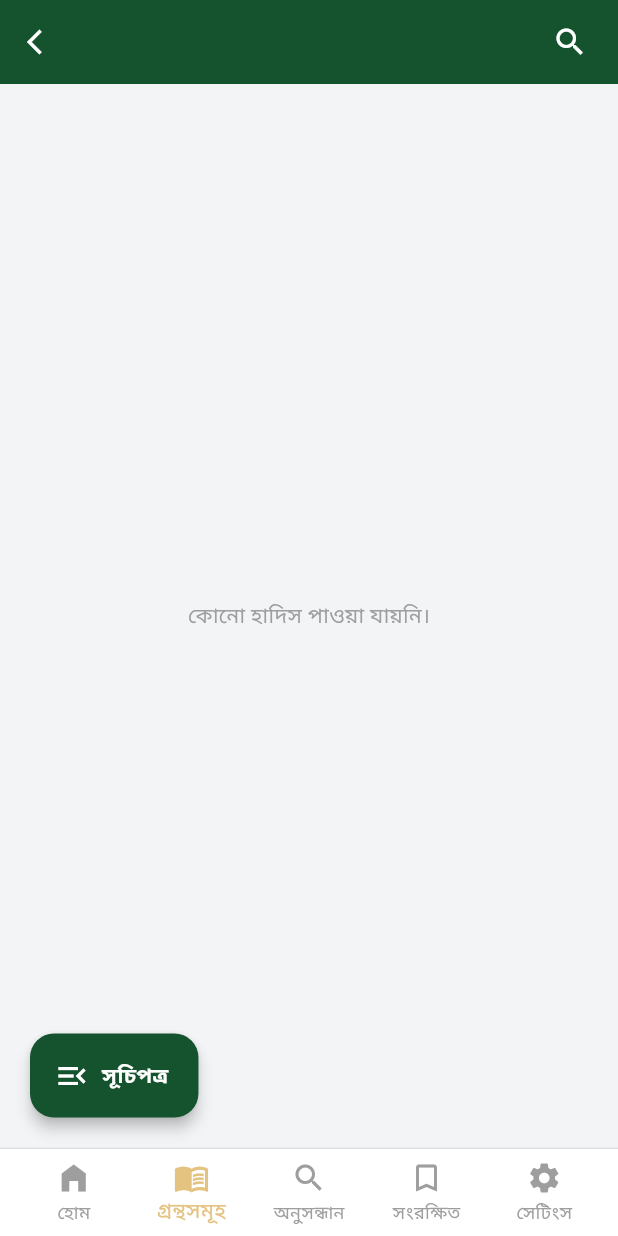
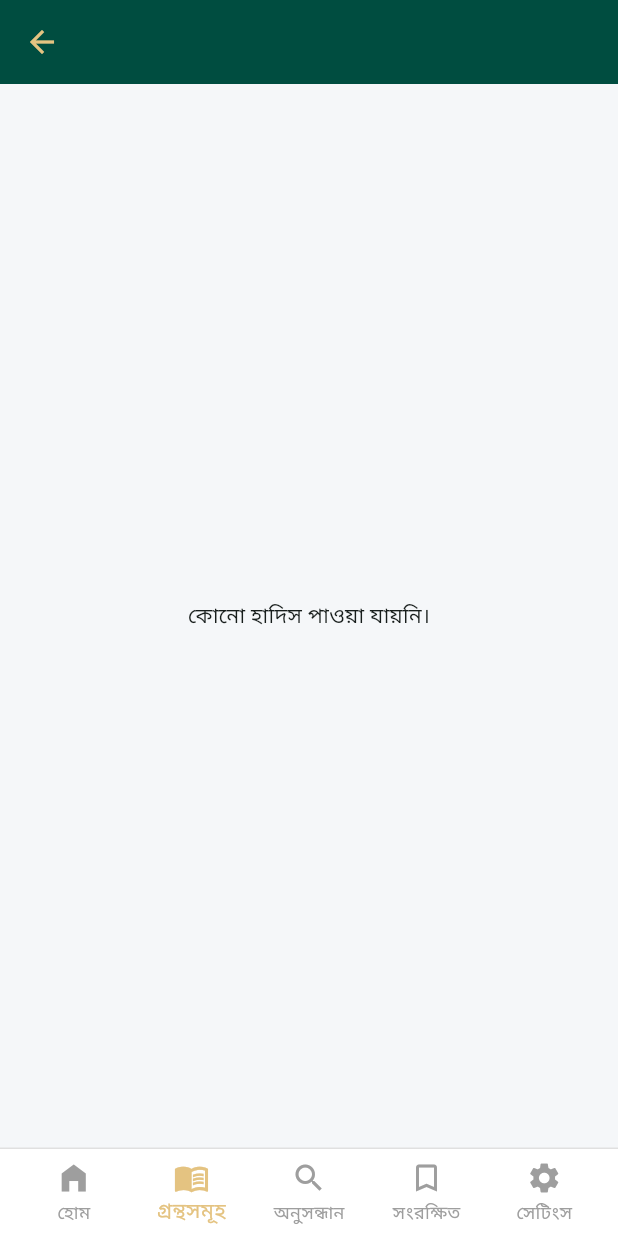
Before and after one commit to HASANALBANNA2024/hadith_ai, a Flutter app: the HadithListScreen screen opened directly with empty values, on a phone screen of 412 x 824 dp. Run offline on Flutter 3.47's test engine with Material 3 defaults, Android fonts, the phone set to English and light mode, and no system bars; network calls fail.

Commit message:
hadith list scren ui and backend done

```diff
--- a/lib/screens/hadith_list_screen.dart
+++ b/lib/screens/hadith_list_screen.dart
@@ -1,5 +1,6 @@
 import 'package:flutter/material.dart';
-import 'package:hadith_ai/model/hadith_model.dart';
+import 'package:http/http.dart' as http;
+import 'dart:convert';
 
 class HadithListScreen extends StatefulWidget {
   final String bookTitle;
@@ -9,351 +10,211 @@ class HadithListScreen extends StatefulWidget {
   final bool isDarkStatus;
 
   const HadithListScreen({
-    super.key,
+    Key? key,
     required this.bookTitle,
     required this.bookSlug,
     required this.chapterId,
     required this.chapterTitle,
     required this.isDarkStatus,
-  });
+  }) : super(key: key);
 
   @override
-  State<HadithListScreen> createState() => _HadithListScreenState();
+  _HadithListScreenState createState() => _HadithListScreenState();
 }
 
 class _HadithListScreenState extends State<HadithListScreen> {
+  List<dynamic> hadiths = [];
+  bool isLoading = true;
+  int _selectedIndex = 1; // 'গ্রন্থসমূহ' সিলেক্টেড থাকবে
+
+  // API Key - ডলারে আগে অবশ্যই ব্যাকস্ল্যাশ (\$) থাকবে
+  final String apiKey = "\$2y\$10\$K92YhAwUhG4o6upA4YPrGO4pfUM8DdBznR6Zueejhg9zPevBI6e";
+
+  @override
+  void initState() {
+    super.initState();
+    fetchHadiths();
+  }
+
+  Future<void> fetchHadiths() async {
+    final String url = "https://hadithapi.com/api/hadiths?apiKey=$apiKey&book=${widget.bookSlug}&chapter=${widget.chapterId}";
+
+    try {
+      final response = await http.get(Uri.parse(url));
+      if (response.statusCode == 200) {
+        final data = json.decode(response.body);
+        if (data['hadiths'] != null && data['hadiths']['data'] != null) {
+          setState(() {
+            hadiths = data['hadiths']['data'];
+            isLoading = false;
+          });
+        }
+      } else {
+        setState(() { isLoading = false; });
+      }
+    } catch (e) {
+      setState(() { isLoading = false; });
+    }
+  }
+
   @override
   Widget build(BuildContext context) {
-    final double screenWidth = MediaQuery.of(context).size.width;
-    final bool isWeb = screenWidth > 1100;
+    final isDarkMode = widget.isDarkStatus;
+    const Color goldColor = Color(0xFFE4C381);
+    const Color darkGreen = Color(0xFF004D40);
 
-    const Color goldColor = Color(0xFFE4C381);
-    const Color primaryTeal = Color(0xFF14532D);
-    const Color darkBg = Color(0xFF0D1F1D);
-    const Color darkCardBg = Color(0xFF111817);
+    final Color bgColor = isDarkMode ? const Color(0xFF0F0F0F) : const Color(0xFFF5F7F9);
+    final Color cardColor = isDarkMode ? const Color(0xFF1E1E1E) : Colors.white;
+    final Color textColor = isDarkMode ? Colors.white : Colors.black87;
+
+    // Web check
+    double screenWidth = MediaQuery.of(context).size.width;
+    bool isWeb = screenWidth > 700;
 
     return Scaffold(
-      backgroundColor: widget.isDarkStatus ? darkBg : const Color(0xFFF3F4F6),
-      appBar: PreferredSize(
-        preferredSize: const Size.fromHeight(kToolbarHeight),
+      backgroundColor: bgColor,
+      appBar: AppBar(
+        title: Column(
+          children: [
+            Text(widget.chapterTitle, style: const TextStyle(fontSize: 14, fontWeight: FontWeight.bold)),
+            Text(widget.bookTitle, style: const TextStyle(fontSize: 10, color: goldColor)),
+          ],
+        ),
+        backgroundColor: darkGreen,
+        centerTitle: true,
+        iconTheme: const IconThemeData(color: goldColor),
+        elevation: 0,
+      ),
+      body: Center(
         child: Container(
-          color: widget.isDarkStatus ? const Color(0xFF112A27) : primaryTeal,
-          child: Center(
-            child: Container(
-              constraints: const BoxConstraints(maxWidth: 1100),
-              child: AppBar(
-                backgroundColor: Colors.transparent,
-                elevation: 0,
-                centerTitle: !isWeb,
-                leading: IconButton(
-                  icon: const Icon(
-                    Icons.arrow_back_ios,
-                    color: Colors.white,
-                    size: 20,
-                  ),
-                  onPressed: () => Navigator.pop(context),
-                ),
-                title: Column(
-                  crossAxisAlignment: isWeb
-                      ? CrossAxisAlignment.start
-                      : CrossAxisAlignment.center,
-                  children: [
-                    Text(
-                      widget.bookTitle,
-                      style: const TextStyle(
-                        fontSize: 12,
-                        color: Colors.white70,
-                      ),
-                    ),
-                    Text(
-                      widget.chapterTitle,
-                      style: const TextStyle(
-                        fontWeight: FontWeight.bold,
-                        fontSize: 16,
-                        color: Colors.white,
-                      ),
-                    ),
-                  ],
-                ),
-                actions: [
-                  IconButton(
-                    icon: const Icon(Icons.search, color: Colors.white),
-                    onPressed: () {},
-                  ),
-                  const SizedBox(width: 8),
-                ],
-              ),
-            ),
+          constraints: const BoxConstraints(maxWidth: 1100), // Web View 1100px limit
+          child: isLoading
+              ? const Center(child: CircularProgressIndicator(color: goldColor))
+              : hadiths.isEmpty
+              ? const Center(child: Text("কোনো হাদিস পাওয়া যায়নি।"))
+              : ListView.builder(
+            padding: const EdgeInsets.all(15),
+            itemCount: hadiths.length,
+            itemBuilder: (context, index) {
+              final item = hadiths[index];
+              return _buildHadithCard(item, cardColor, textColor, goldColor, isDarkMode);
+            },
           ),
         ),
       ),
-      body: Stack(
-        children: [
-          Center(
-            child: Container(
-              constraints: const BoxConstraints(maxWidth: 1100),
-              child: FutureBuilder<List<HadithModel>>(
-                // future: HadithApiService().fetchHadiths(widget.bookSlug, widget.chapterId),
-                future: Future.value([]), // আপনার এপিআই কল এখানে দিন
-                builder: (context, snapshot) {
-                  if (snapshot.connectionState == ConnectionState.waiting) {
-                    return const Center(
-                      child: CircularProgressIndicator(color: goldColor),
-                    );
-                  } else if (snapshot.hasError) {
-                    return const Center(
-                      child: Text(
-                        "লোড করতে সমস্যা হয়েছে!",
-                        style: TextStyle(color: Colors.grey),
-                      ),
-                    );
-                  } else if (!snapshot.hasData || snapshot.data!.isEmpty) {
-                    return const Center(
-                      child: Text(
-                        "কোনো হাদিস পাওয়া যায়নি।",
-                        style: TextStyle(color: Colors.grey),
-                      ),
-                    );
-                  }
+      bottomNavigationBar: _buildBottomNav(isDarkMode, bgColor, goldColor, isWeb),
+    );
+  }
 
-                  final hadiths = snapshot.data!;
+  Widget _buildHadithCard(dynamic item, Color cardColor, Color textColor, Color goldColor, bool isDark) {
+    bool isSahih = (item['status'] ?? "").toString().toLowerCase().contains("sahih");
 
-                  return ListView.separated(
-                    padding: const EdgeInsets.only(
-                      top: 16,
-                      left: 16,
-                      right: 16,
-                      bottom: 100,
+    return Container(
+      margin: const EdgeInsets.only(bottom: 16),
+      decoration: BoxDecoration(
+        color: cardColor,
+        borderRadius: BorderRadius.circular(15),
+        border: Border.all(color: goldColor.withOpacity(0.1)),
+        boxShadow: [BoxShadow(color: Colors.black.withOpacity(0.05), blurRadius: 10)],
+      ),
+      child: InkWell(
+        onTap: () {
+          // Details screen navigation here
+        },
+        borderRadius: BorderRadius.circular(15),
+        child: Padding(
+          padding: const EdgeInsets.all(18.0),
+          child: Column(
+            crossAxisAlignment: CrossAxisAlignment.start,
+            children: [
+              Row(
+                mainAxisAlignment: MainAxisAlignment.spaceBetween,
+                children: [
+                  Container(
+                    padding: const EdgeInsets.symmetric(horizontal: 10, vertical: 4),
+                    decoration: BoxDecoration(
+                      color: isSahih ? Colors.green.withOpacity(0.1) : Colors.red.withOpacity(0.1),
+                      borderRadius: BorderRadius.circular(20),
+                      border: Border.all(color: isSahih ? Colors.green : Colors.red, width: 0.5),
                     ),
-                    itemCount: hadiths.length,
-                    separatorBuilder: (context, index) =>
-                        const SizedBox(height: 16),
-                    itemBuilder: (context, index) {
-                      return _buildHadithCard(
-                        hadiths[index],
-                        widget.isDarkStatus,
-                        isWeb,
-                        goldColor,
-                        primaryTeal,
-                        darkCardBg,
-                      );
-                    },
-                  );
-                },
+                    child: Text(
+                      item['status'] ?? "Unknown",
+                      style: TextStyle(color: isSahih ? Colors.green : Colors.red, fontSize: 10, fontWeight: FontWeight.bold),
+                    ),
+                  ),
+                  Container(
+                    padding: const EdgeInsets.all(6),
+                    decoration: BoxDecoration(
+                      color: goldColor.withOpacity(0.1),
+                      borderRadius: BorderRadius.circular(8),
+                      border: Border.all(color: goldColor.withOpacity(0.3)),
+                    ),
+                    child: Text(
+                      "H${item['hadithNumber']}",
+                      style:  TextStyle(color: goldColor, fontWeight: FontWeight.bold, fontSize: 11),
+                    ),
+                  ),
+                ],
               ),
-            ),
-          ),
-
-          Positioned(
-            bottom: 20,
-            left: 0,
-            right: 0,
-            child: Center(
-              child: Container(
-                constraints: const BoxConstraints(maxWidth: 1100),
-                padding: const EdgeInsets.symmetric(horizontal: 20),
-                alignment: Alignment.centerLeft,
-                child: FloatingActionButton.extended(
-                  onPressed: () => Navigator.pop(context),
-                  backgroundColor: primaryTeal,
-                  elevation: 4,
-                  icon: const Icon(Icons.menu_open, color: Colors.white),
-                  label: const Text(
-                    'সূচিপত্র',
-                    style: TextStyle(
-                      color: Colors.white,
-                      fontWeight: FontWeight.bold,
-                    ),
+              const SizedBox(height: 15),
+              Align(
+                alignment: Alignment.centerRight,
+                child: Text(
+                  item['hadithArabic'] ?? "",
+                  textAlign: TextAlign.right,
+                  style: TextStyle(
+                    color: isDark ? goldColor : const Color(0xFF004D40),
+                    fontSize: 20,
+                    fontWeight: FontWeight.bold,
                   ),
                 ),
               ),
-            ),
+              const SizedBox(height: 12),
+              Text(
+                item['hadithEnglish'] ?? "",
+                style: TextStyle(color: textColor, fontSize: 13, height: 1.5),
+                maxLines: 4,
+                overflow: TextOverflow.ellipsis,
+              ),
+              const SizedBox(height: 10),
+               Align(
+                alignment: Alignment.bottomRight,
+                child: Icon(Icons.arrow_forward, size: 16, color: goldColor),
+              ),
+            ],
           ),
-        ],
-      ),
-      bottomNavigationBar: Container(
-        color: widget.isDarkStatus ? darkBg : Colors.white,
-        child: Row(
-          mainAxisAlignment: MainAxisAlignment.center,
-          children: [
-            Container(
-              constraints: const BoxConstraints(maxWidth: 1100),
-              width: screenWidth,
-              child: _buildBottomNav(widget.isDarkStatus, goldColor, isWeb),
-            ),
-          ],
         ),
       ),
     );
   }
 
-  Widget _buildHadithCard(
-    HadithModel hadith,
-    bool isDark,
-    bool isWeb,
-    Color gold,
-    Color teal,
-    Color darkCard,
-  ) {
-    return Card(
-      elevation: 0,
-      shape: RoundedRectangleBorder(
-        borderRadius: BorderRadius.circular(15),
-        side: BorderSide(
-          color: isDark
-              ? Colors.white.withOpacity(0.08)
-              : Colors.black.withOpacity(0.05),
-        ),
-      ),
-      color: isDark ? darkCard : Colors.white,
-      child: Padding(
-        padding: const EdgeInsets.all(16.0),
-        child: Column(
-          crossAxisAlignment: CrossAxisAlignment.start,
-          children: [
-            Row(
-              children: [
-                Text(
-                  hadith.hadithNumber,
-                  style: TextStyle(
-                    fontWeight: FontWeight.bold,
-                    fontSize: 18,
-                    color: isDark ? gold : teal,
-                  ),
-                ),
-                const SizedBox(width: 12),
-                Expanded(
-                  child: Text(
-                    "হাদিস নং: ${hadith.hadithNumber}",
-                    style: TextStyle(
-                      fontWeight: FontWeight.bold,
-                      fontSize: 16,
-                      color: isDark ? gold : teal,
-                    ),
-                  ),
-                ),
-                // হাদিসের গ্রেড (সহীহ/হাসান) দেখানো
-                if (hadith.grade.isNotEmpty)
-                  Container(
-                    padding: const EdgeInsets.symmetric(
-                      horizontal: 8,
-                      vertical: 2,
-                    ),
-                    decoration: BoxDecoration(
-                      color: Color(
-                        int.parse(hadith.gradeColor),
-                      ).withOpacity(0.1),
-                      borderRadius: BorderRadius.circular(5),
-                    ),
-                    child: Text(
-                      hadith.grade,
-                      style: TextStyle(
-                        fontSize: 12,
-                        color: Color(int.parse(hadith.gradeColor)),
-                        fontWeight: FontWeight.bold,
-                      ),
-                    ),
-                  ),
-              ],
-            ),
-            const Divider(height: 24, thickness: 0.5),
-            Text(
-              hadith.narrator,
-              style: const TextStyle(
-                fontSize: 13,
-                color: Colors.grey,
-                fontWeight: FontWeight.w600,
-              ),
-            ),
-            const SizedBox(height: 12),
-            if (hadith.arabicText.isNotEmpty)
-              Align(
-                alignment: Alignment.centerRight,
-                child: Text(
-                  hadith.arabicText,
-                  textAlign: TextAlign.right,
-                  style: TextStyle(
-                    fontSize: 22,
-                    height: 1.8,
-                    color: isDark ? Colors.white : Colors.black,
-                    fontFamily: 'Amiri',
-                  ),
-                ),
-              ),
-            const SizedBox(height: 12),
-            Text(
-              hadith.translation,
-              style: TextStyle(
-                fontSize: 15,
-                height: 1.6,
-                color: isDark ? Colors.white.withOpacity(0.9) : Colors.black87,
-              ),
-            ),
-
-            // ট্যাগস (যদি থাকে)
-            if (hadith.tags.isNotEmpty)
-              Padding(
-                padding: const EdgeInsets.only(top: 10),
-                child: Wrap(
-                  spacing: 8,
-                  children: hadith.tags
-                      .map(
-                        (tag) => Text(
-                          "#$tag",
-                          style: TextStyle(color: gold, fontSize: 12),
-                        ),
-                      )
-                      .toList(),
-                ),
-              ),
-
-            const SizedBox(height: 16),
-            Row(
-              mainAxisAlignment: MainAxisAlignment.spaceAround,
-              children: [
-                _cardActionIcon(Icons.share_outlined, isDark),
-                _cardActionIcon(Icons.bookmark_border, isDark),
-                _cardActionIcon(Icons.copy_outlined, isDark),
-              ],
-            ),
-          ],
-        ),
-      ),
-    );
-  }
-
-  Widget _cardActionIcon(IconData icon, bool isDark) {
-    return Icon(icon, color: isDark ? Colors.white38 : Colors.grey, size: 22);
-  }
-
-  Widget _buildBottomNav(bool isDark, Color gold, bool isWeb) {
+  Widget _buildBottomNav(bool isDark, Color bg, Color gold, bool isWeb) {
     return Container(
-      padding: EdgeInsets.symmetric(horizontal: isWeb ? 0 : 10),
+      padding: EdgeInsets.symmetric(horizontal: isWeb ? (MediaQuery.of(context).size.width - 1100) / 2 : 10),
       decoration: BoxDecoration(
+        color: isDark ? const Color(0xFF0D1F1D) : Colors.white,
         border: Border(
-          top: BorderSide(
-            color: isDark ? Colors.white.withOpacity(0.05) : Colors.black12,
-          ),
+          top: BorderSide(color: isDark ? Colors.white10 : Colors.black12),
         ),
       ),
       child: BottomNavigationBar(
-        currentIndex: 1,
-        type: BottomNavigationBarType.fixed,
+        currentIndex: _selectedIndex,
+        onTap: (index) {
+          setState(() {
+            _selectedIndex = index;
+          });
+        },
         backgroundColor: Colors.transparent,
         elevation: 0,
         selectedItemColor: gold,
         unselectedItemColor: Colors.grey,
+        type: BottomNavigationBarType.fixed,
+        iconSize: isWeb ? 30 : 24,
         items: const [
           BottomNavigationBarItem(icon: Icon(Icons.home_filled), label: 'হোম'),
-          BottomNavigationBarItem(
-            icon: Icon(Icons.menu_book),
-            label: 'গ্রন্থসমূহ',
-          ),
+          BottomNavigationBarItem(icon: Icon(Icons.menu_book), label: 'গ্রন্থসমূহ'),
           BottomNavigationBarItem(icon: Icon(Icons.search), label: 'অনুসন্ধান'),
-          BottomNavigationBarItem(
-            icon: Icon(Icons.bookmark_outline),
-            label: 'সংরক্ষিত',
-          ),
+          BottomNavigationBarItem(icon: Icon(Icons.bookmark_outline), label: 'সংরক্ষিত'),
           BottomNavigationBarItem(icon: Icon(Icons.settings), label: 'সেটিংস'),
         ],
       ),
```
